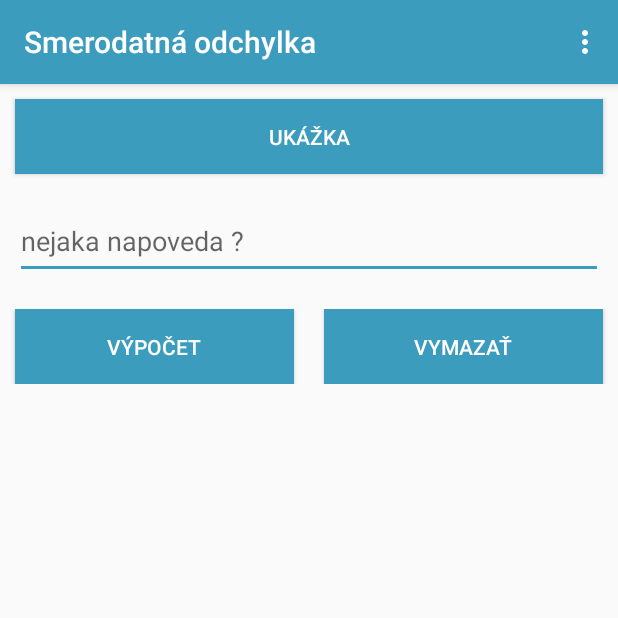
After one commit to ppristas/ivs, an Android app: the ProfilingActivity screen opened directly, with no data from a screen before it, on a phone screen of 412 x 824 dp, the top half of it. The commit adds this screen. Run offline under Robolectric (Android 15) with nearby library versions, the phone set to English and light mode, and no system bars.

Commit message:
Nová aktivita reprezentujúca smerodatnú odchylku + jej uživatelské rozhranie. Malá úprava už existujúcich aktivít pre kompatibilnosť s novou aktivitou.

```diff
--- a/src/Kalkulacka/app/src/main/AndroidManifest.xml
+++ b/src/Kalkulacka/app/src/main/AndroidManifest.xml
@@ -24,6 +24,11 @@
             android:label="Uživateľská príručka"
             android:name=".ManualActivity"/>
 
+        <activity
+            android:screenOrientation="portrait"
+            android:label="Smerodatná odchylka"
+            android:name=".ProfilingActivity"/>
+
     </application>
 
 </manifest>
--- a/src/Kalkulacka/app/src/main/java/com/example/enterprise/kalkulaka/MainActivity.java
+++ b/src/Kalkulacka/app/src/main/java/com/example/enterprise/kalkulaka/MainActivity.java
@@ -472,8 +472,14 @@ public class MainActivity extends AppCompatActivity
         {
             Intent intent = new Intent(MainActivity.this, ManualActivity.class);
             startActivity(intent);
+        }
 
+        if (id == R.id.nav_profiling)
+        {
+            Intent intent = new Intent(MainActivity.this, ProfilingActivity.class);
+            startActivity(intent);
         }
+
 
         return super.onOptionsItemSelected(item);
     }
--- /dev/null
+++ b/src/Kalkulacka/app/src/main/java/com/example/enterprise/kalkulaka/ProfilingActivity.java
@@ -0,0 +1,81 @@
+package com.example.enterprise.kalkulaka;
+
+import android.content.DialogInterface;
+import android.content.Intent;
+import android.os.Bundle;
+import android.support.v7.app.AlertDialog;
+import android.support.v7.app.AppCompatActivity;
+import android.view.Menu;
+import android.view.MenuItem;
+import android.view.View;
+import android.widget.EditText;
+
+public class ProfilingActivity extends AppCompatActivity
+{
+
+    String result;
+
+    @Override
+    protected void onCreate(Bundle savedInstanceState)
+    {
+        super.onCreate(savedInstanceState);
+        setContentView(R.layout.profiling_activity_layout);
+    }
+
+    //zobrazi demo výsledok aký mu pošleme
+    public void showDemo(View v)
+    {
+        switch (v.getId())
+        {
+            case R.id.buttonDemo:
+                //sem dať ukážku profilingu
+                result = "Sem dať Výsledok";
+                break;
+            case R.id.buttonProfiling:
+                //sem vypocet odchylky
+                result = "Sem dať Výsledok";
+                break;
+        }
+
+        AlertDialog.Builder builder = new AlertDialog.Builder(ProfilingActivity.this);
+        builder.setTitle("Výsledok smerodatnej odchylky").setMessage(result)
+                .setCancelable(false)
+                .setPositiveButton("Zavrieť", new DialogInterface.OnClickListener() {
+                    public void onClick(final DialogInterface dialog, int id)
+                    {
+
+                    }
+                });
+
+            AlertDialog alert = builder.create();
+            alert.show();
+    }
+
+
+
+    //vymaže text
+    public void deleteEditText(View v)
+    {
+        EditText editText = (EditText) findViewById(R.id.editTextProfiling);
+        editText.setText("");
+    }
+
+    @Override
+    public boolean onCreateOptionsMenu(Menu menu) {
+        // Inflate the menu; this adds items to the action bar if it is present.
+        getMenuInflater().inflate(R.menu.to_do_3, menu);
+        return true;
+    }
+
+    public boolean onOptionsItemSelected(MenuItem item) {
+        int id = item.getItemId();
+
+        if (id == R.id.nav_main_page)
+        {
+            finish();
+        }
+
+        return super.onOptionsItemSelected(item);
+    }
+
+}
--- /dev/null
+++ b/src/Kalkulacka/app/src/main/res/layout/profiling_activity_layout.xml
@@ -0,0 +1,70 @@
+<?xml version="1.0" encoding="utf-8"?>
+<LinearLayout xmlns:android="http://schemas.android.com/apk/res/android"
+    android:orientation="vertical" android:layout_width="match_parent"
+    android:layout_height="match_parent">
+
+    <android.support.v4.widget.Space
+        android:layout_width="wrap_content"
+        android:layout_height="10dp" />
+
+    <Button
+        android:layout_width="match_parent"
+        android:id="@+id/buttonDemo"
+        android:onClick="showDemo"
+        android:layout_marginLeft="10dp"
+        android:background="@color/colorAccent"
+        android:layout_marginRight="10dp"
+        android:text="Ukážka"
+        android:textColor="@color/white"
+        android:layout_height="50dp" />
+
+    <android.support.v4.widget.Space
+        android:layout_width="wrap_content"
+        android:layout_height="20dp" />
+
+    <EditText
+        android:layout_width="match_parent"
+        android:layout_height="50dp"
+        android:id="@+id/editTextProfiling"
+        android:layout_marginLeft="10dp"
+        android:backgroundTint="@color/colorAccent"
+        android:layout_marginRight="10dp"
+        android:hint="nejaka napoveda ?"
+        />
+
+    <android.support.v4.widget.Space
+        android:layout_width="wrap_content"
+        android:layout_height="20dp" />
+
+    <LinearLayout
+        android:layout_width="match_parent"
+        android:orientation="horizontal"
+        android:weightSum="2"
+        android:layout_height="50dp">
+
+        <Button
+            android:layout_width="0dp"
+            android:onClick="showDemo"
+            android:id="@+id/buttonProfiling"
+            android:layout_weight="1"
+            android:layout_marginLeft="10dp"
+            android:background="@color/colorAccent"
+            android:layout_marginRight="10dp"
+            android:text="Výpočet"
+            android:textColor="@color/white"
+            android:layout_height="match_parent" />
+
+        <Button
+            android:layout_width="0dp"
+            android:onClick="deleteEditText"
+            android:layout_weight="1"
+            android:layout_marginLeft="10dp"
+            android:background="@color/colorAccent"
+            android:layout_marginRight="10dp"
+            android:text="Vymazať"
+            android:textColor="@color/white"
+            android:layout_height="match_parent" />
+
+    </LinearLayout>
+
+</LinearLayout>
```
Also changed, not shown: src/Kalkulacka/app/src/main/java/com/example/enterprise/kalkulaka/ManualActivity.java (+18 -0 lines).
